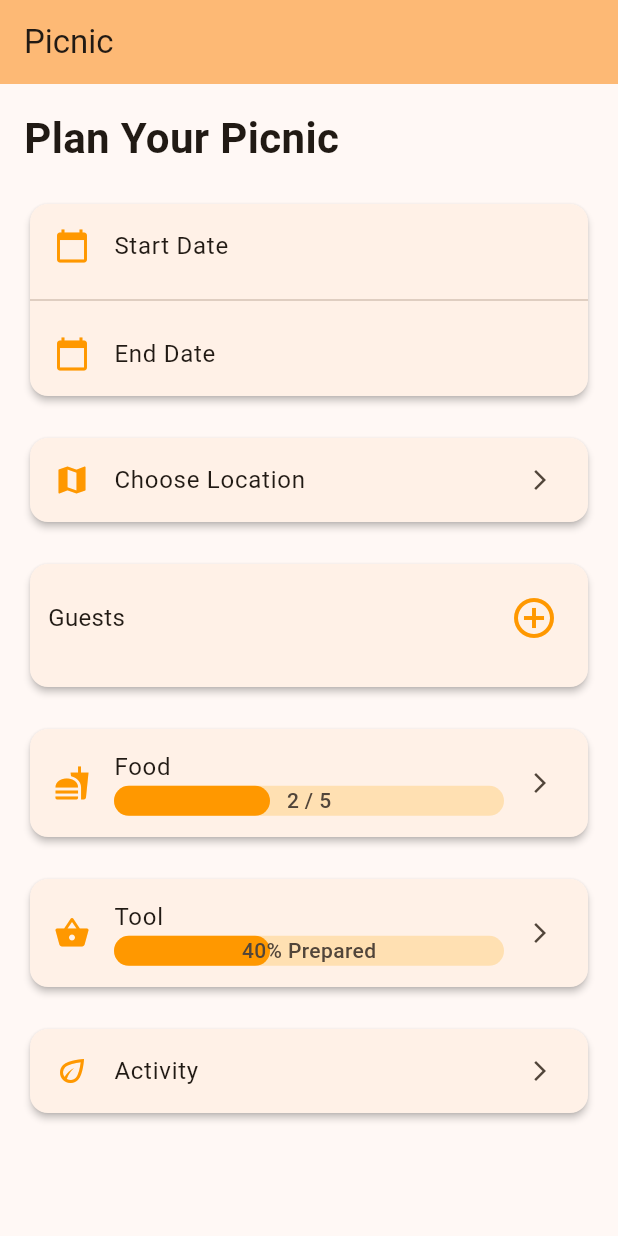
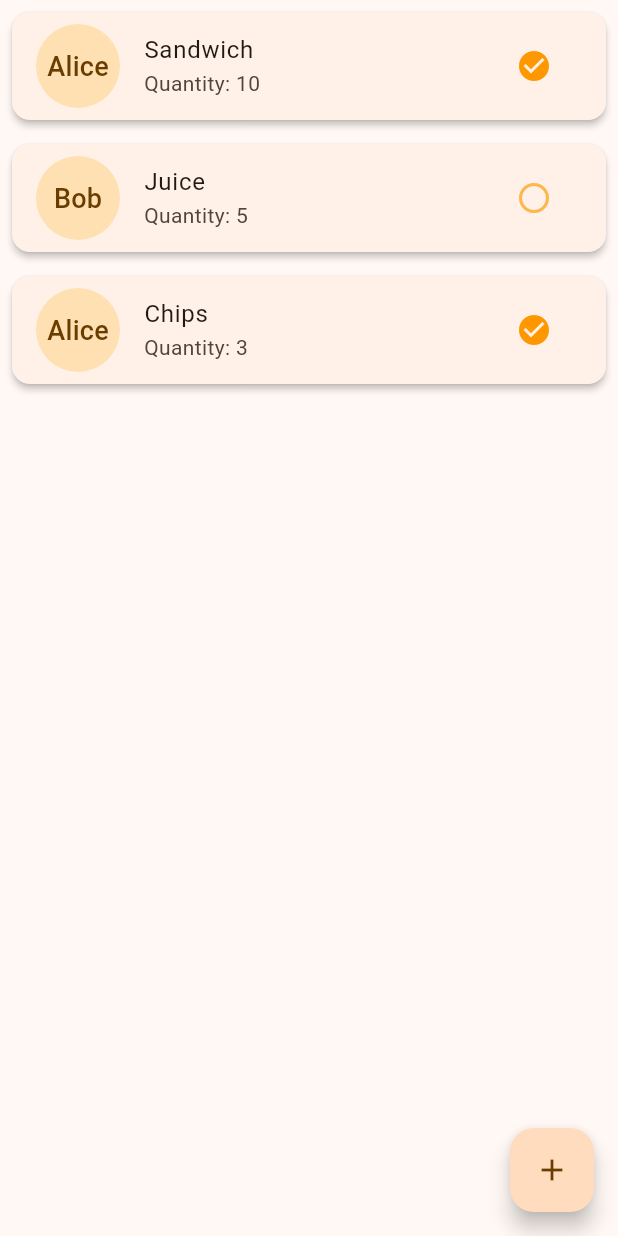
Before and after one commit to InkyChew/flutter-picnic, a Flutter app: the screen it shows after launch, after a tap on "Food", on a phone screen of 412 x 824 dp. Run offline on Flutter 3.47's test engine with Material 3 defaults, Android fonts, the phone set to English and light mode, and no system bars.

Commit message:
Food check list

```diff
--- /dev/null
+++ b/lib/food/models/food.dart
@@ -0,0 +1,15 @@
+class FoodItem {
+  String name;
+  String preparedBy;
+  int quantity;
+  String description;
+  bool isPrepared;
+
+  FoodItem({
+    this.name = "",
+    required this.preparedBy,
+    this.quantity = 0,
+    this.description = "",
+    this.isPrepared = false,
+  });
+}
--- /dev/null
+++ b/lib/food/views/food_checklist_page.dart
@@ -0,0 +1,87 @@
+import 'package:flutter/material.dart';
+import 'package:picnic/food/models/food.dart';
+import 'package:picnic/food/views/food_edit_page.dart';
+
+class FoodChecklistPage extends StatelessWidget {
+  final String userName = 'Alice';
+  final List<FoodItem> foodItems = [
+    FoodItem(
+        name: 'Sandwich',
+        preparedBy: 'Alice',
+        quantity: 10,
+        isPrepared: true,
+        description: "bob donot eat meat oh no say cheese good taste"),
+    FoodItem(name: 'Juice', preparedBy: 'Bob', quantity: 5, isPrepared: false),
+    FoodItem(name: 'Chips', preparedBy: 'Alice', quantity: 3, isPrepared: true),
+  ];
+
+  FoodChecklistPage({super.key});
+
+  void _navigateToFoodEditPage(BuildContext context, FoodItem? item) {
+    Navigator.push(
+      context,
+      MaterialPageRoute(
+        builder: (context) => FoodEditPage(userName: userName, foodItem: item),
+      ),
+    );
+  }
+
+  @override
+  Widget build(BuildContext context) {
+    return Scaffold(
+      body: ListView.builder(
+        itemCount: foodItems.length,
+        itemBuilder: (context, index) {
+          final item = foodItems[index];
+          return Card(
+            shape:
+                RoundedRectangleBorder(borderRadius: BorderRadius.circular(12)),
+            elevation: 2,
+            margin: const EdgeInsets.all(8),
+            child: ListTile(
+              title: Row(
+                mainAxisAlignment: MainAxisAlignment.spaceBetween,
+                children: [Text(item.name)],
+              ),
+              subtitle: Column(
+                crossAxisAlignment: CrossAxisAlignment.start,
+                children: [
+                  Text(
+                    'Quantity: ${item.quantity}',
+                    style: const TextStyle(
+                      fontSize: 14,
+                    ),
+                  ),
+                ],
+              ),
+              leading: CircleAvatar(
+                radius: 28,
+                backgroundColor: Colors.orange.shade100,
+                child: Text(
+                  item.preparedBy,
+                  style: const TextStyle(fontSize: 18),
+                ),
+              ),
+              trailing: IconButton(
+                icon: Icon(
+                  item.isPrepared
+                      ? Icons.check_circle
+                      : Icons.radio_button_unchecked,
+                  color:
+                      item.isPrepared ? Colors.orange : Colors.orange.shade300,
+                ),
+                onPressed: () {
+                  // Toggle the state or perform an action
+                },
+              ),
+              onTap: () => _navigateToFoodEditPage(context, item),
+            ),
+          );
+        },
+      ),
+      floatingActionButton: FloatingActionButton(
+          child: const Icon(Icons.add),
+          onPressed: () => _navigateToFoodEditPage(context, null)),
+    );
+  }
+}
--- a/lib/screens/plan_screen.dart
+++ b/lib/screens/plan_screen.dart
@@ -1,5 +1,6 @@
 import 'package:flutter/material.dart';
 import 'package:intl/intl.dart';
+import 'package:picnic/food/views/food_checklist_page.dart';
 
 class PlanScreen extends StatefulWidget {
   const PlanScreen({super.key});
@@ -18,23 +19,21 @@ class _PlanScreenState extends State<PlanScreen> {
 
   void _pickDateTime(
       BuildContext context, Function(DateTime) onDateSelected) async {
-    final timePickerFuture = showTimePicker(
-      context: context,
-      initialTime: TimeOfDay.now(),
-    );
-    final datePickerFuture = showDatePicker(
+    final pickedDate = await showDatePicker(
       context: context,
       initialDate: DateTime.now(),
       firstDate: DateTime.now(),
       lastDate: DateTime(2100),
     );
-
-    final pickedDate = await datePickerFuture;
-    final time = await timePickerFuture;
-
-    if (pickedDate != null && time != null) {
-      onDateSelected(DateTime(pickedDate.year, pickedDate.month, pickedDate.day,
-          time.hour, time.minute));
+    if (pickedDate != null && context.mounted) {
+      final time = await showTimePicker(
+        context: context,
+        initialTime: TimeOfDay.now(),
+      );
+      if (time != null) {
+        onDateSelected(DateTime(pickedDate.year, pickedDate.month,
+            pickedDate.day, time.hour, time.minute));
+      }
     }
   }
 
@@ -45,17 +44,17 @@ class _PlanScreenState extends State<PlanScreen> {
   }
 
   void _navigateToFoodChecklist() {
-    // Navigator.push(
-    //   context,
-    //   MaterialPageRoute(
-    //       builder: (context) => FoodChecklistPage(
-    //             onFoodProgressChanged: (preparedCount) {
-    //               setState(() {
-    //                 foodPreparedCount = preparedCount;
-    //               });
-    //             },
-    //           )),
-    // );
+    Navigator.push(
+      context,
+      MaterialPageRoute(
+          builder: (context) => FoodChecklistPage(
+              //   onFoodProgressChanged: (preparedCount) {
+              //     setState(() {
+              //       foodPreparedCount = preparedCount;
+              //     });
+              //   },
+              )),
+    );
   }
 
   @override
@@ -118,7 +117,7 @@ class _PlanScreenState extends State<PlanScreen> {
             ),
             const SizedBox(height: 20),
 
-            // Map Selector
+            // Place
             Card(
               shape: RoundedRectangleBorder(
                 borderRadius: BorderRadius.circular(12),
@@ -126,7 +125,7 @@ class _PlanScreenState extends State<PlanScreen> {
               elevation: 2,
               child: ListTile(
                 leading: const Icon(Icons.map, color: Colors.orange),
-                title: const Text('Choose Location'),
+                title: const Text('Place'),
                 trailing: const Icon(Icons.arrow_forward_ios, size: 16),
                 onTap: () {
                   // Add map selection logic here.
@@ -211,14 +210,14 @@ class _PlanScreenState extends State<PlanScreen> {
                   children: [
                     LinearProgressIndicator(
                       value: progress,
-                      minHeight: 20,
+                      minHeight: 16,
                       borderRadius: BorderRadius.circular(12),
                       backgroundColor: Colors.orange.shade100,
                       color: Colors.orange,
                     ),
                     Text(
                       '$foodPreparedCount / $totalFoodItems',
-                      style: const TextStyle(fontWeight: FontWeight.w500),
+                      // style: const TextStyle(fontSize: 12),
                     ),
                   ],
                 ),
@@ -243,14 +242,14 @@ class _PlanScreenState extends State<PlanScreen> {
                   children: [
                     LinearProgressIndicator(
                       value: progress,
-                      minHeight: 20,
+                      minHeight: 16,
                       borderRadius: BorderRadius.circular(12),
                       backgroundColor: Colors.orange.shade100,
                       color: Colors.orange,
                     ),
                     Text(
                       '${(progress * 100).toStringAsFixed(0)}% Prepared',
-                      style: const TextStyle(fontWeight: FontWeight.w500),
+                      // style: const TextStyle(fontSize: 12),
                     ),
                   ],
                 ),
```
Also changed, not shown: lib/food/views/food_edit_page.dart (added, +106 -0 lines).
